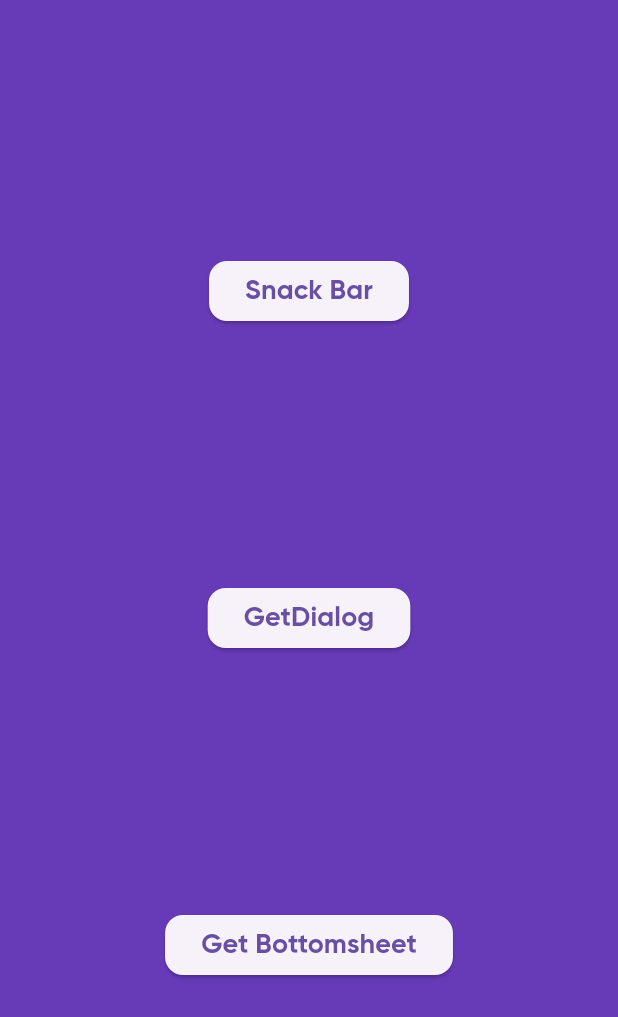
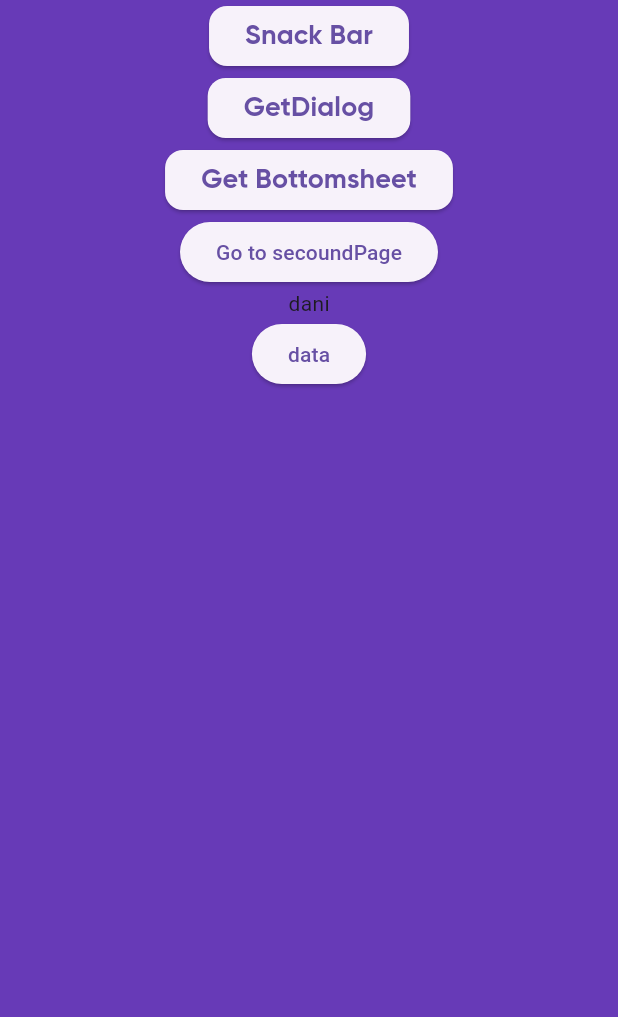
Before and after one commit to dani-96-sh/getx_new_version, a Flutter app: the screen it shows after launch, on a phone screen of 412 x 824 dp. Shown: the top 1017 px of the screen. Run offline on Flutter 3.47's test engine with Material 3 defaults, Android fonts, the phone set to English and light mode, and no system bars; our stand-ins replace get.

Commit message:
add controller

```diff
--- /dev/null
+++ b/lib/controller/controller.dart
@@ -0,0 +1,11 @@
+import 'package:get/get.dart';
+import 'package:new_getx_version/model/user.dart';
+
+class Appcontroller extends GetxController {
+  var user = User('dani'.obs, 12.obs);
+
+  void change() {
+    user.user.value = 'haj dani';
+    user.age.value = 12;
+  }
+}
--- a/lib/main.dart
+++ b/lib/main.dart
@@ -1,6 +1,9 @@
 import 'package:flutter/material.dart';
 import 'package:get/get.dart';
 import 'package:new_getx_version/app/data/Global/global_function.dart';
+import 'package:new_getx_version/controller/controller.dart';
+import 'package:new_getx_version/routes/secondpage.dart';
+import 'package:new_getx_version/routes/thirdpage.dart';
 
 void main() {
   runApp(const MyApp());
@@ -14,15 +17,22 @@ class MyApp extends StatefulWidget {
 }
 
 class _MyAppState extends State<MyApp> {
+  var controller = Get.put(Appcontroller());
   @override
   Widget build(BuildContext context) {
     return GetMaterialApp(
       debugShowCheckedModeBanner: false,
-      home: Scaffold(
+      getPages: [
+        GetPage(name: '/secoudPage', page: () => Secondpage()),
+        GetPage(name: '/thirdPage', page: () => Thirdpage()),
+      ],
+      home: SafeArea(
+        child: Scaffold(
           backgroundColor: Colors.deepPurple,
-        body: Center(
-          child: Column(
-            mainAxisAlignment: MainAxisAlignment.spaceEvenly,
+          body: Column(
+            children: [
+              Column(
+                mainAxisAlignment: MainAxisAlignment.center,
                 children: [
                   ElevatedButton(
                     style: ElevatedButton.styleFrom(
@@ -68,6 +78,40 @@ class _MyAppState extends State<MyApp> {
                   ),
                 ],
               ),
+
+              Column(
+                mainAxisAlignment: MainAxisAlignment.center,
+                mainAxisSize: MainAxisSize.max,
+                children: [
+                  Center(
+                    child: ElevatedButton(
+                      onPressed: () {
+                        // Get.off(page)
+                        // Get.offAll(page)
+                        // Get.toNamed('/thirdPage');
+                      },
+                      child: Text('Go to secoundPage'),
+                    ),
+                  ),
+
+                  Obx(() {
+                    return Column(
+                      children: [
+                        Text(controller.user.user.toString()),
+
+                        ElevatedButton(
+                          onPressed: () {
+                            controller.change();
+                          },
+                          child: Text('data'),
+                        ),
+                      ],
+                    );
+                  }),
+                ],
+              ),
+            ],
+          ),
         ),
       ),
     );
--- /dev/null
+++ b/lib/model/user.dart
@@ -0,0 +1,7 @@
+import 'package:get/get.dart';
+
+class User {
+  RxString user;
+  RxInt age;
+  User(this.user, this.age);
+}
```
Also changed, not shown: lib/routes/secondpage.dart (added, +26 -0 lines), lib/routes/thirdpage.dart (added, +24 -0 lines). Lines whose indentation alone changed are shown as unchanged.
